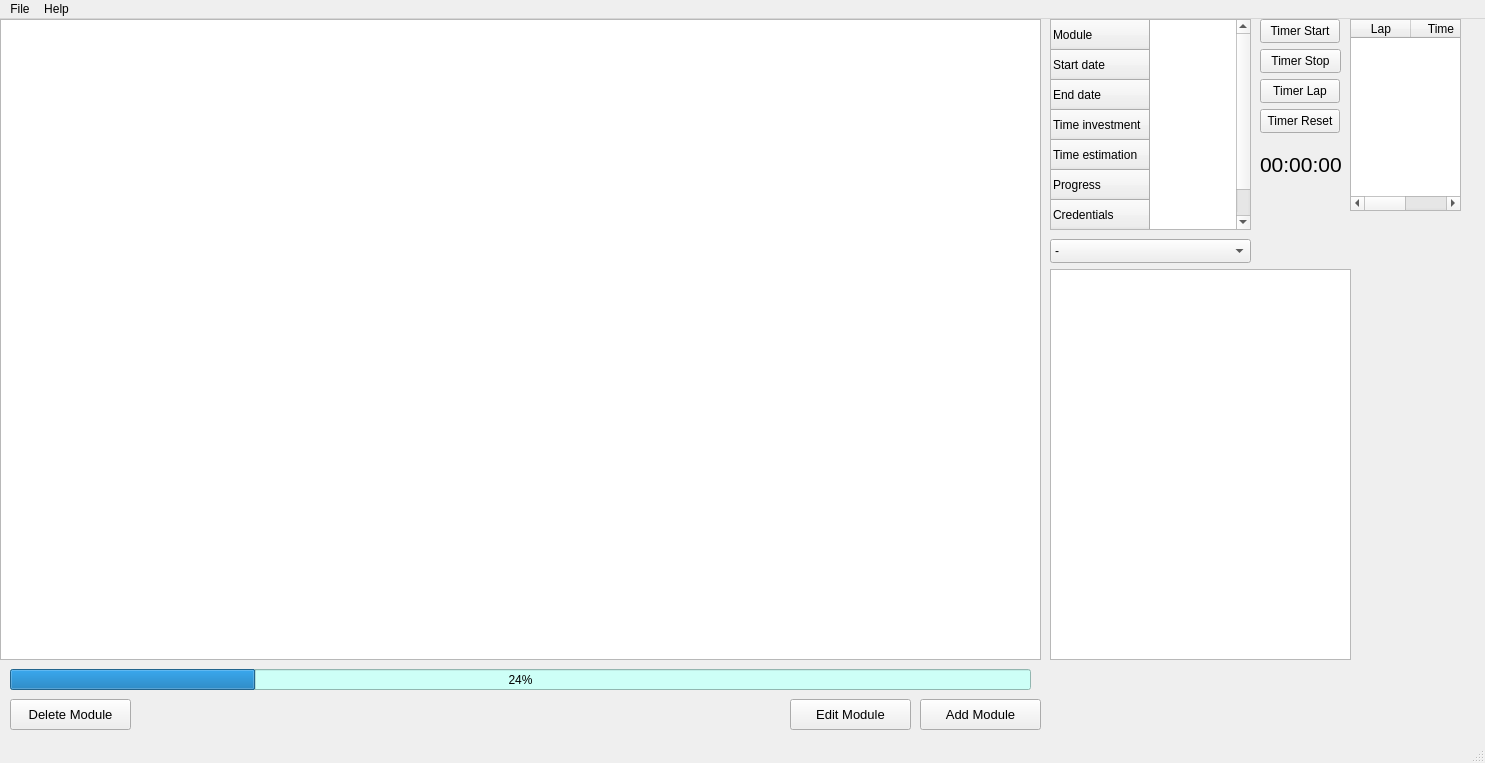
The window that src/mainwindow.ui (Enidable/AkademeMateQt) describes before a commit, drawn with Qt 5.
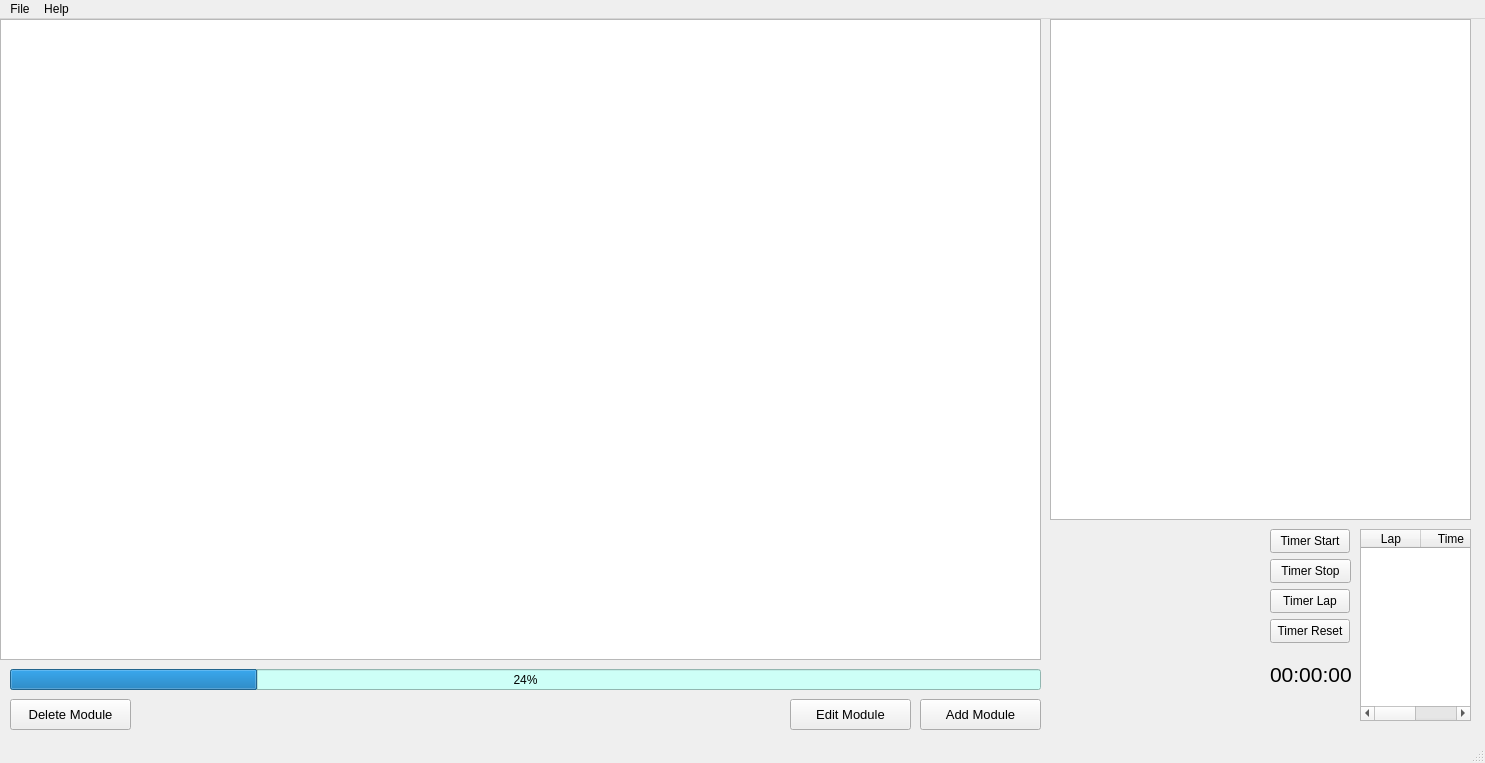
The same window after the commit.

Commit message: New Details view Display on row select

```diff
--- a/src/mainwindow.ui
+++ b/src/mainwindow.ui
@@ -17,8 +17,8 @@
    <widget class="QPushButton" name="TStart_button">
     <property name="geometry">
      <rect>
-      <x>1260</x>
-      <y>0</y>
+      <x>1270</x>
+      <y>510</y>
       <width>80</width>
       <height>24</height>
      </rect>
@@ -30,8 +30,8 @@
    <widget class="QPushButton" name="TStop_button">
     <property name="geometry">
      <rect>
-      <x>1260</x>
-      <y>30</y>
+      <x>1270</x>
+      <y>540</y>
       <width>81</width>
       <height>24</height>
      </rect>
@@ -43,8 +43,8 @@
    <widget class="QPushButton" name="TLap_button">
     <property name="geometry">
      <rect>
-      <x>1260</x>
-      <y>60</y>
+      <x>1270</x>
+      <y>570</y>
       <width>80</width>
       <height>24</height>
      </rect>
@@ -56,8 +56,8 @@
    <widget class="QPushButton" name="TReset_button">
     <property name="geometry">
      <rect>
-      <x>1260</x>
-      <y>90</y>
+      <x>1270</x>
+      <y>600</y>
       <width>80</width>
       <height>24</height>
      </rect>
@@ -69,8 +69,8 @@
    <widget class="QLabel" name="labelTimer">
     <property name="geometry">
      <rect>
-      <x>1260</x>
-      <y>120</y>
+      <x>1270</x>
+      <y>630</y>
       <width>81</width>
       <height>51</height>
      </rect>
@@ -87,8 +87,8 @@
    <widget class="QTableWidget" name="LapsTable">
     <property name="geometry">
      <rect>
-      <x>1350</x>
-      <y>0</y>
+      <x>1360</x>
+      <y>510</y>
       <width>111</width>
       <height>192</height>
      </rect>
@@ -112,7 +112,7 @@
      <rect>
       <x>10</x>
       <y>650</y>
-      <width>1021</width>
+      <width>1031</width>
       <height>21</height>
      </rect>
     </property>
@@ -123,51 +123,6 @@
      <number>24</number>
     </property>
    </widget>
-   <widget class="QTableWidget" name="DetailTable">
-    <property name="geometry">
-     <rect>
-      <x>1050</x>
-      <y>0</y>
-      <width>201</width>
-      <height>211</height>
-     </rect>
-    </property>
-    <row>
-     <property name="text">
-      <string>Module</string>
-     </property>
-    </row>
-    <row>
-     <property name="text">
-      <string>Start date</string>
-     </property>
-    </row>
-    <row>
-     <property name="text">
-      <string>End date</string>
-     </property>
-    </row>
-    <row>
-     <property name="text">
-      <string>Time investment</string>
-     </property>
-    </row>
-    <row>
-     <property name="text">
-      <string>Time estimation</string>
-     </property>
-    </row>
-    <row>
-     <property name="text">
-      <string>Progress</string>
-     </property>
-    </row>
-    <row>
-     <property name="text">
-      <string>Credentials</string>
-     </property>
-    </row>
-   </widget>
    <widget class="QTableView" name="MainTable">
     <property name="geometry">
      <rect>
@@ -178,61 +133,6 @@
      </rect>
     </property>
    </widget>
-   <widget class="QTableWidget" name="variable_detail_table">
-    <property name="geometry">
-     <rect>
-      <x>1050</x>
-      <y>250</y>
-      <width>301</width>
-      <height>391</height>
-     </rect>
-    </property>
-   </widget>
-   <widget class="QComboBox" name="select_details">
-    <property name="geometry">
-     <rect>
-      <x>1050</x>
-      <y>220</y>
-      <width>201</width>
-      <height>24</height>
-     </rect>
-    </property>
-    <item>
-     <property name="text">
-      <string>-</string>
-     </property>
-    </item>
-    <item>
-     <property name="text">
-      <string>Assignment current time investment</string>
-     </property>
-    </item>
-    <item>
-     <property name="text">
-      <string>Assignment time estimation</string>
-     </property>
-    </item>
-    <item>
-     <property name="text">
-      <string>Exam current time investment</string>
-     </property>
-    </item>
-    <item>
-     <property name="text">
-      <string>Exam time estimation</string>
-     </property>
-    </item>
-    <item>
-     <property name="text">
-      <string>Laboratory report current time investment</string>
-     </property>
-    </item>
-    <item>
-     <property name="text">
-      <string>Laboratory report time estimation</string>
-     </property>
-    </item>
-   </widget>
    <widget class="QPushButton" name="AddModuleButton">
     <property name="geometry">
      <rect>
@@ -293,6 +193,16 @@
      <string>Delete Module</string>
     </property>
    </widget>
+   <widget class="QTableView" name="DetailTable">
+    <property name="geometry">
+     <rect>
+      <x>1050</x>
+      <y>0</y>
+      <width>421</width>
+      <height>501</height>
+     </rect>
+    </property>
+   </widget>
   </widget>
   <widget class="QMenuBar" name="menubar">
    <property name="geometry">
```
The commit also changes 7 other files.
